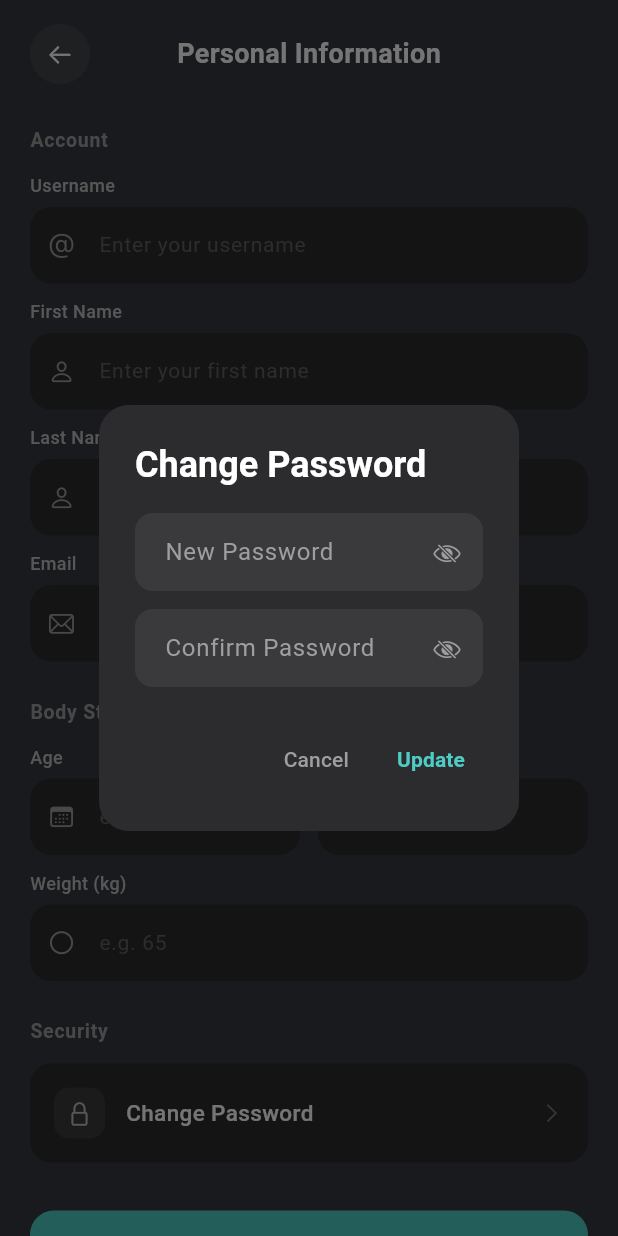
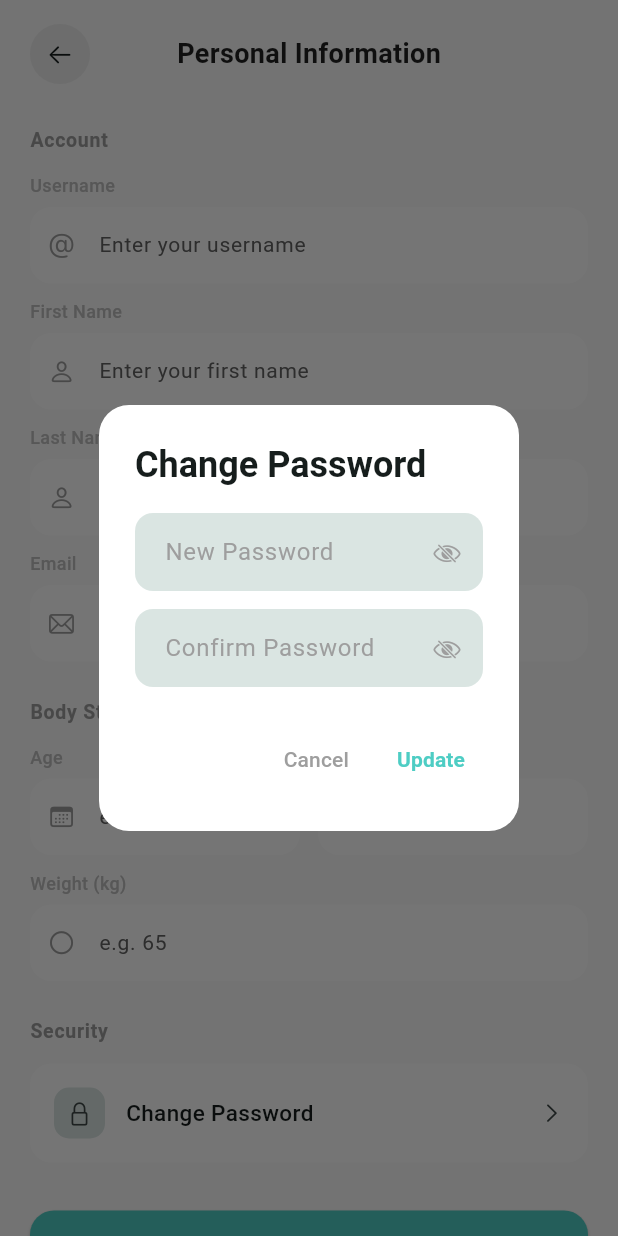
Before and after one commit to ChristianAlicaba2002/MDEV-Habit-Spark, a Flutter app: the PersonalInformationPage screen opened directly with empty values, after a tap on "Change Password", on a phone screen of 412 x 824 dp. Run offline on Flutter 3.47's test engine with Material 3 defaults, Android fonts, the phone set to English and light mode, and no system bars; our stand-ins replace cloud_firestore, firebase_auth, firebase_core, firebase_messaging, firebase_storage, google_fonts and 3 more; accounts and stored records are empty.

Commit message:
feat(Profile): implement dakrmode and light in profile screen

```diff
--- a/lib/main.dart
+++ b/lib/main.dart
@@ -27,8 +27,32 @@ void main() async {
   runApp(const MyApp());
 }
 
-class MyApp extends StatelessWidget {
+class MyApp extends StatefulWidget {
   const MyApp({super.key});
+
+  @override
+  State<MyApp> createState() => _MyAppState();
+}
+
+class _MyAppState extends State<MyApp> {
+  late ThemeService _themeService;
+
+  @override
+  void initState() {
+    super.initState();
+    _themeService = ThemeService();
+    _themeService.addListener(_onThemeChanged);
+  }
+
+  @override
+  void dispose() {
+    _themeService.removeListener(_onThemeChanged);
+    super.dispose();
+  }
+
+  void _onThemeChanged() {
+    setState(() {});
+  }
 
   Future<bool> _checkUserOnboarding(String userId) async {
     final doc = await FirebaseFirestore.instance
@@ -44,15 +68,12 @@ class MyApp extends StatelessWidget {
 
   @override
   Widget build(BuildContext context) {
-    return ListenableBuilder(
-      listenable: ThemeService(),
-      builder: (context, _) {
     return MaterialApp(
       title: 'Habit Spark',
       debugShowCheckedModeBanner: false,
       theme: _buildLightTheme(),
       darkTheme: _buildDarkTheme(),
-          themeMode: ThemeService().themeMode,
+      themeMode: _themeService.themeMode,
       home: StreamBuilder(
         stream: AuthService().authStateChanges,
         builder: (context, snapshot) {
@@ -89,8 +110,6 @@ class MyApp extends StatelessWidget {
           return const LoginPage();
         },
       ),
-        );
-      },
     );
   }
 
--- a/lib/screens/misc/personal_information_page.dart
+++ b/lib/screens/misc/personal_information_page.dart
@@ -108,12 +108,12 @@ class _PersonalInformationPageState extends State<PersonalInformationPage> {
       barrierDismissible: false,
       builder: (ctx) => StatefulBuilder(
         builder: (ctx, setDialogState) => AlertDialog(
-          backgroundColor: const Color(0xFF2C2C2E),
+          backgroundColor: Theme.of(context).cardColor,
           shape:
               RoundedRectangleBorder(borderRadius: BorderRadius.circular(20)),
           title: const Text(
             'Change Password',
-            style: TextStyle(color: Colors.white, fontWeight: FontWeight.bold),
+            style: TextStyle(fontWeight: FontWeight.bold),
           ),
           content: Column(
             mainAxisSize: MainAxisSize.min,
@@ -200,7 +200,7 @@ class _PersonalInformationPageState extends State<PersonalInformationPage> {
   @override
   Widget build(BuildContext context) {
     return Scaffold(
-      backgroundColor: AppColors.background,
+      backgroundColor: Theme.of(context).scaffoldBackgroundColor,
       body: SafeArea(
         child: Column(
           children: [
@@ -218,12 +218,12 @@ class _PersonalInformationPageState extends State<PersonalInformationPage> {
                         width: 40,
                         height: 40,
                         decoration: BoxDecoration(
-                          color: Colors.white.withAlpha(15),
+                          color: Theme.of(context).colorScheme.onSurface.withAlpha(15),
                           shape: BoxShape.circle,
                         ),
-                        child: const Icon(
+                        child: Icon(
                           CupertinoIcons.arrow_left,
-                          color: Colors.white,
+                          color: Theme.of(context).colorScheme.onSurface,
                           size: 18,
                         ),
                       ),
@@ -232,7 +232,6 @@ class _PersonalInformationPageState extends State<PersonalInformationPage> {
                   const Text(
                     'Personal Information',
                     style: TextStyle(
-                      color: Colors.white,
                       fontSize: 18,
                       fontWeight: FontWeight.w600,
                     ),
@@ -345,7 +344,7 @@ class _PersonalInformationPageState extends State<PersonalInformationPage> {
                           padding: const EdgeInsets.symmetric(
                               horizontal: 16, vertical: 16),
                           decoration: BoxDecoration(
-                            color: const Color(0xFF2C2C2E),
+                            color: Theme.of(context).cardColor,
                             borderRadius: BorderRadius.circular(14),
                           ),
                           child: Row(
@@ -354,21 +353,21 @@ class _PersonalInformationPageState extends State<PersonalInformationPage> {
                                 width: 34,
                                 height: 34,
                                 decoration: BoxDecoration(
-                                  color: const Color(0xFF3A3A3C),
+                                  color: Theme.of(context).colorScheme.surfaceVariant,
                                   borderRadius: BorderRadius.circular(10),
                                 ),
                                 child: Icon(
                                   CupertinoIcons.lock,
-                                  color: Colors.grey[400],
+                                  color: Theme.of(context).colorScheme.onSurfaceVariant,
                                   size: 18,
                                 ),
                               ),
                               const SizedBox(width: 14),
-                              const Expanded(
+                              Expanded(
                                 child: Text(
                                   'Change Password',
                                   style: TextStyle(
-                                    color: Colors.white,
+                                    color: Theme.of(context).colorScheme.onSurface,
                                     fontSize: 15,
                                     fontWeight: FontWeight.w500,
                                   ),
@@ -376,7 +375,7 @@ class _PersonalInformationPageState extends State<PersonalInformationPage> {
                               ),
                               Icon(
                                 CupertinoIcons.chevron_right,
-                                color: Colors.grey[600],
+                                color: Theme.of(context).colorScheme.onSurfaceVariant,
                                 size: 16,
                               ),
                             ],
@@ -499,14 +498,16 @@ class _ProfileField extends StatelessWidget {
           inputFormatters: inputFormatters,
           validator: validator,
           style: TextStyle(
-            color: readOnly ? Colors.grey[500] : Colors.white,
+            color: readOnly
+                ? Theme.of(context).disabledColor
+                : Theme.of(context).colorScheme.onSurface,
             fontSize: 15,
           ),
           decoration: InputDecoration(
             hintText: hint,
             hintStyle: TextStyle(color: Colors.grey[700], fontSize: 14),
             filled: true,
-            fillColor: const Color(0xFF2C2C2E),
+            fillColor: Theme.of(context).cardColor,
             prefixIcon: Padding(
               padding: const EdgeInsets.symmetric(horizontal: 12),
               child: Icon(icon, color: Colors.grey[500], size: 18),
@@ -563,12 +564,12 @@ class _DialogField extends StatelessWidget {
     return TextField(
       controller: controller,
       obscureText: obscure,
-      style: const TextStyle(color: Colors.white),
+      style: TextStyle(color: Theme.of(context).colorScheme.onSurface),
       decoration: InputDecoration(
         labelText: label,
         labelStyle: TextStyle(color: Colors.grey[500]),
         filled: true,
-        fillColor: const Color(0xFF3A3A3C),
+        fillColor: Theme.of(context).colorScheme.surfaceVariant,
         border: OutlineInputBorder(
           borderRadius: BorderRadius.circular(12),
           borderSide: BorderSide.none,
```
Also changed, not shown: lib/screens/habits/home_page.dart (+49 -41 lines), lib/widgets/app_header.dart (+12 -12 lines). Lines whose indentation alone changed are shown as unchanged.
